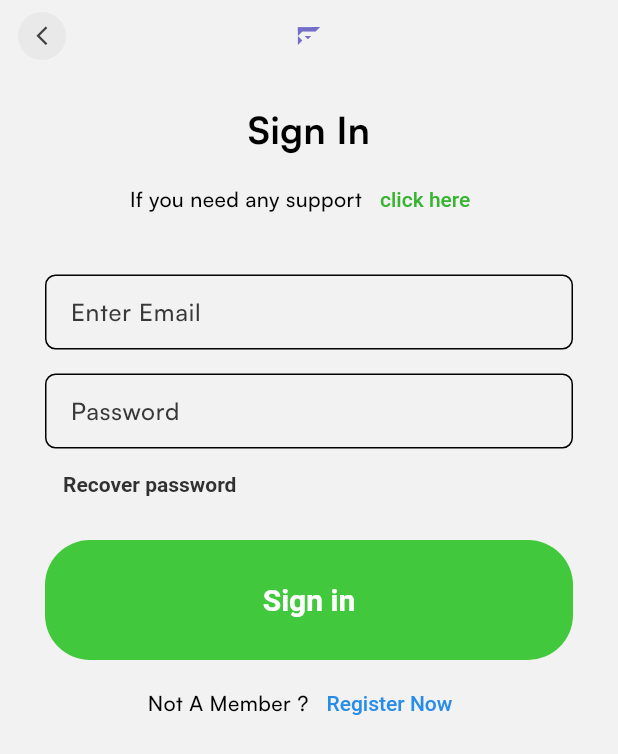
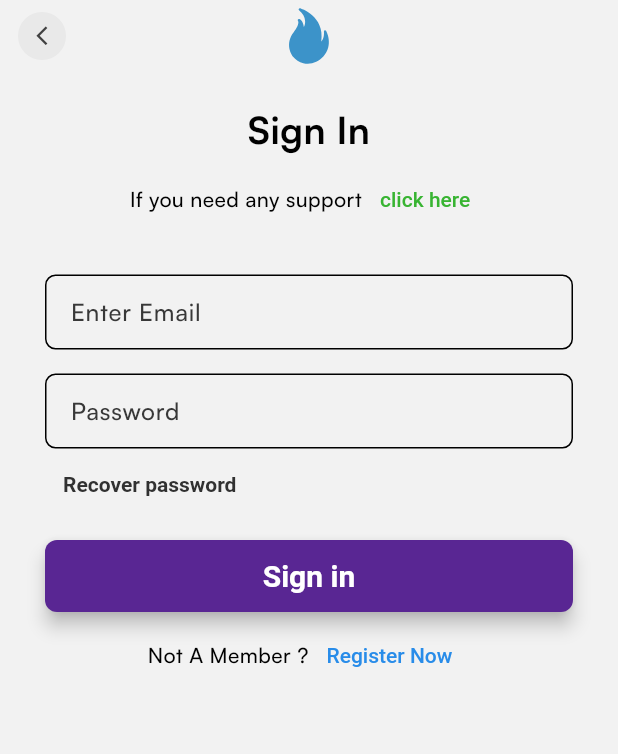
Before and after one commit to Vader-Femi/Habitar, a Flutter app: the SignIn screen opened by its route, on a phone screen of 412 x 824 dp. Shown: the top 754 px of the screen. Run offline on Flutter 3.47's test engine with Material 3 defaults, Android fonts, the phone set to English and light mode, and no system bars; our stand-ins replace dartz, dio, flutter_bloc, flutter_svg, get_it, hydrated_bloc.

Commit message:
Day 1
I got a couple Icons and illustrations. I also got a new template for follow for the UI.

I completed with the get started page today.

```diff
--- a/lib/common/widgets/button/basic_app_button.dart
+++ b/lib/common/widgets/button/basic_app_button.dart
@@ -4,17 +4,19 @@ class BasicAppButton extends StatelessWidget {
   final VoidCallback onPressed;
   final String title;
   final double? height;
+  final Color? colour;
 
   const BasicAppButton(
-      {super.key, required this.onPressed, required this.title, this.height});
+      {super.key, required this.onPressed, required this.title, this.height, this.colour});
 
   @override
   Widget build(BuildContext context) {
     return ElevatedButton(
       onPressed: onPressed,
       style: ElevatedButton.styleFrom(
-        elevation: 0,
-        minimumSize: Size.fromHeight(height ?? 80),
+        elevation: 5,
+        backgroundColor: colour ?? Theme.of(context).primaryColor,
+        minimumSize: Size.fromHeight(height ?? 48),
       ),
       child: Text(
         title,
--- a/lib/config/routes/AppRoutes.dart
+++ b/lib/config/routes/AppRoutes.dart
@@ -1,6 +1,7 @@
 import 'package:flutter/material.dart';
 import 'package:myapplication/features/home/presentation/pages/home_page.dart';
 import 'package:myapplication/features/splash/presentation/pages/splash.dart';
+import '../../features/auth/presentation/pages/get_started.dart';
 import '../../features/auth/presentation/pages/signin.dart';
 import '../../features/auth/presentation/pages/signup.dart';
 
@@ -11,8 +12,8 @@ class AppRoutes {
       case '/':
         return _materialRoute(const SplashPage());
 
-      case '/SignIn':
-        return _materialRoute(SignIn());
+      case '/GetStarted':
+        return _materialRoute(const GetStartedPage());
 
       case '/SignIn':
         return _materialRoute(SignIn());
--- a/lib/config/theme/AppTheme.dart
+++ b/lib/config/theme/AppTheme.dart
@@ -5,8 +5,7 @@ class AppTheme {
   static final lightTheme = ThemeData(
     primaryColor: AppColours.primary,
     colorScheme: const ColorScheme.light(
-      primary: AppColours.primary,
-    ),
+        primary: AppColours.primary, secondary: AppColours.secondary),
     scaffoldBackgroundColor: AppColours.lightBackground,
     brightness: Brightness.light,
     fontFamily: "Satoshi",
@@ -44,17 +43,17 @@ class AppTheme {
           fontSize: 20,
           fontWeight: FontWeight.bold,
         ),
-          shape:
-          RoundedRectangleBorder(borderRadius: BorderRadius.circular(30))),
+        shape: RoundedRectangleBorder(
+          borderRadius: BorderRadius.circular(8),
+        ),
+      ),
     ),
   );
 
   static final darkTheme = ThemeData(
     primaryColor: AppColours.primary,
     colorScheme: const ColorScheme.dark(
-      primary: AppColours.primary,
-
-    ),
+        primary: AppColours.primary, secondary: AppColours.secondary),
     scaffoldBackgroundColor: AppColours.darkBackground,
     brightness: Brightness.dark,
     fontFamily: "Satoshi",
@@ -92,8 +91,10 @@ class AppTheme {
           fontSize: 20,
           fontWeight: FontWeight.bold,
         ),
-          shape:
-          RoundedRectangleBorder(borderRadius: BorderRadius.circular(30))),
+        shape: RoundedRectangleBorder(
+          borderRadius: BorderRadius.circular(8),
+        ),
+      ),
     ),
   );
 }
--- a/lib/config/theme/app_colors.dart
+++ b/lib/config/theme/app_colors.dart
@@ -2,7 +2,8 @@ import 'package:flutter/material.dart';
 
 class AppColours {
 
-  static const primary = Color(0xff42c83c);
+  static const primary = Color(0xff592693);
+  static const secondary = Color(0xffFF746C);
 
   static const lightBackground = Color(0xffF2F2F2);
   static const darkBackground = Color(0xff000000);
--- a/lib/core/assets/app_images.dart
+++ b/lib/core/assets/app_images.dart
@@ -2,5 +2,8 @@ class AppImages {
 
   static const  String basePath = "assets/images/";
 
-  // static const  String introBg = "${basePath}intro_bg.png";
+  static const  String getStarted = "${basePath}get_started.png";
+  static const  String habitMan = "${basePath}habit_man.png";
+  static const  String habitWoman1 = "${basePath}habit_woman_1.png";
+  static const  String habitWoman2 = "${basePath}habit_woman_2.png";
 }
--- a/lib/core/assets/app_vectors.dart
+++ b/lib/core/assets/app_vectors.dart
@@ -4,4 +4,7 @@ class AppVectors {
   static const  String format = ".svg";
 
   static const  String appLogo = "${basePath}app_logo$format";
+  static const  String habitMan = "${basePath}habit_man$format";
+  static const  String habitWoman1 = "${basePath}habit_woman_1$format";
+  static const  String habitWoman2 = "${basePath}habit_woman_2$format";
 }
--- a/lib/features/splash/presentation/pages/splash.dart
+++ b/lib/features/splash/presentation/pages/splash.dart
@@ -28,6 +28,6 @@ class _SplashPageState extends State<SplashPage> {
 
   Future<void> redirect() async {
     await Future.delayed(const Duration(seconds: 2));
-    Navigator.pushNamed(context, '/SignIn');
+    Navigator.pushReplacementNamed(context, '/GetStarted');
   }
 }
```
Also changed, not shown: lib/features/auth/presentation/pages/get_started.dart (added, +63 -0 lines), assets/images/get_started.png (added), assets/images/habit_man.png (added), assets/images/habit_woman_1.png (added), assets/images/habit_woman_2.png (added), assets/vectors/app_logo.svg, assets/vectors/habit_man.svg (added), assets/vectors/habit_woman_1.svg (added), assets/vectors/habit_woman_2.svg (added), 1 other file. Lines whose indentation alone changed are shown as unchanged.
